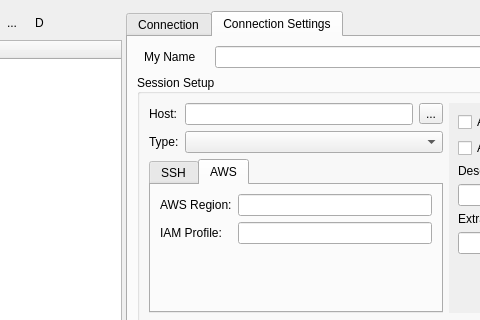
First picture: the form in DoffenSSHTunnel/source/ATSkeleton.ui, repository NgzQ3Ee5/DoffenSSHTunnel, before the edit; both pictures show x 145 to 625 and y 0 to 320 of the 869 by 665 pixel window.
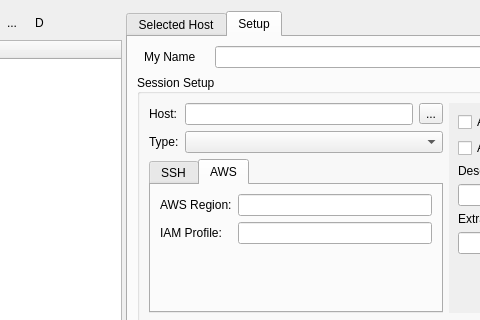
Second picture: the form after the edit. The open tabs and pages were chosen to show the change. Icons and pictures are not drawn. Custom widgets are drawn as their Qt base class.

Commit message: Renamed host tabs again

```diff
--- a/DoffenSSHTunnel/source/ATSkeleton.ui
+++ b/DoffenSSHTunnel/source/ATSkeleton.ui
@@ -397,7 +397,7 @@
       </property>
       <widget class="QWidget" name="tabConnect">
        <attribute name="title">
-        <string>Connection</string>
+        <string>Selected Host</string>
        </attribute>
        <layout class="QGridLayout" name="gridLayout_13">
         <property name="leftMargin">
@@ -888,7 +888,7 @@
       </widget>
       <widget class="QWidget" name="tabEdit">
        <attribute name="title">
-        <string>Connection Settings</string>
+        <string>Setup</string>
        </attribute>
        <layout class="QVBoxLayout" name="verticalLayout_10">
         <item>
```
Left out of the diff: 8 changed lines with no effect on the pictures.
